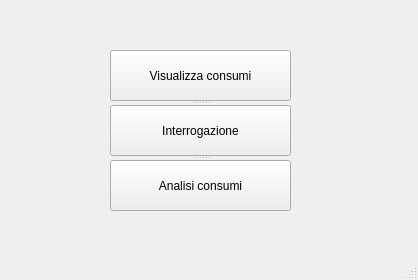
First picture: the form in consumiIdrici/mainwindow.ui, repository FedericoMartinese/ConsumiIdrici, before the edit.
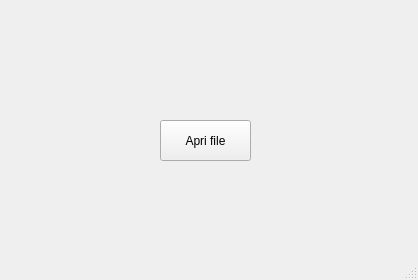
Second picture: the form after the edit.

Commit message: Reorganized forms. Only one form with 3 tabs for data analysis, view and query

What changed in the file:
```diff
--- a/consumiIdrici/mainwindow.ui
+++ b/consumiIdrici/mainwindow.ui
@@ -14,33 +14,18 @@
    <string>Consumi Idrici</string>
   </property>
   <widget class="QWidget" name="centralWidget">
-   <widget class="QSplitter" name="splitter">
+   <widget class="QPushButton" name="openFileDialog">
     <property name="geometry">
      <rect>
-      <x>110</x>
-      <y>50</y>
-      <width>181</width>
-      <height>161</height>
+      <x>160</x>
+      <y>120</y>
+      <width>91</width>
+      <height>41</height>
      </rect>
     </property>
-    <property name="orientation">
-     <enum>Qt::Vertical</enum>
+    <property name="text">
+     <string>Apri file</string>
     </property>
-    <widget class="QPushButton" name="viewButton">
-     <property name="text">
-      <string>Visualizza consumi</string>
-     </property>
-    </widget>
-    <widget class="QPushButton" name="queryButton">
-     <property name="text">
-      <string>Interrogazione</string>
-     </property>
-    </widget>
-    <widget class="QPushButton" name="analysisButton">
-     <property name="text">
-      <string>Analisi consumi</string>
-     </property>
-    </widget>
    </widget>
   </widget>
   <widget class="QStatusBar" name="statusBar"/>
```
The commit also changes 19 other files.
